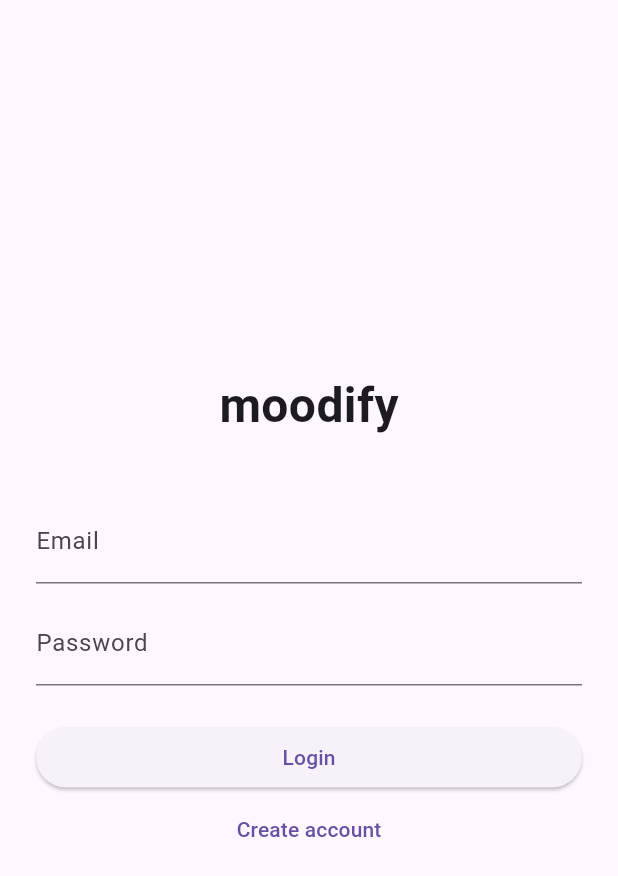
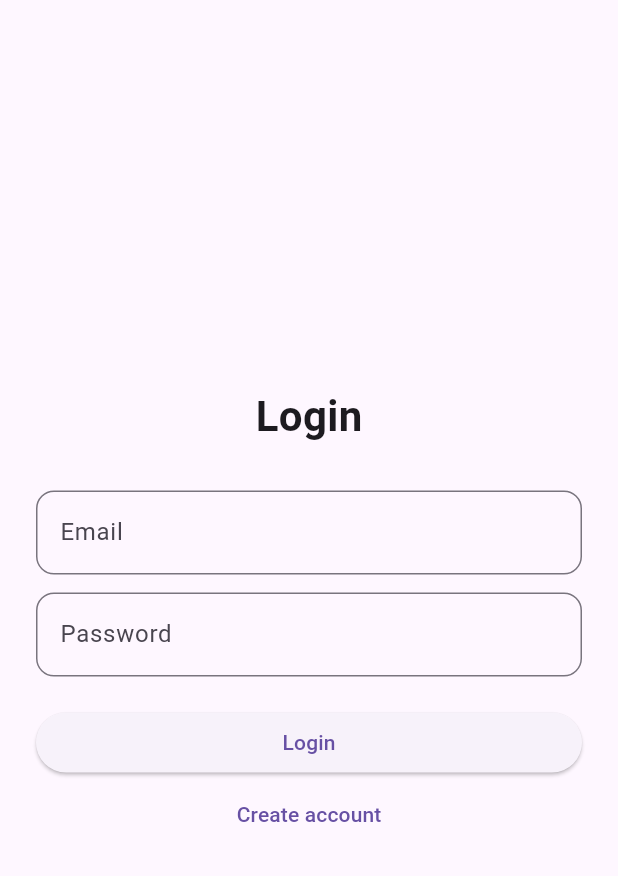
Before and after one commit to marcikow/moodify, a Flutter app: the screen it shows after launch, on a phone screen of 412 x 824 dp. Shown: the top 876 px of the screen. Run offline on Flutter 3.47's test engine with Material 3 defaults, Android fonts, the phone set to English and light mode, and no system bars; our stand-ins replace dio, firebase_auth, firebase_core, flutter_riverpod, get_storage, go_router; accounts and stored records are empty.

Commit message:
Navbar, minor UI fixes

```diff
--- /dev/null
+++ b/lib/core/utils/time_utils.dart
@@ -0,0 +1,6 @@
+String formatDuration(int seconds) {
+  final minutes = seconds ~/ 60;
+  final secs = seconds % 60;
+
+  return '${minutes.toString()}:${secs.toString().padLeft(2, '0')}';
+}
--- a/lib/features/album/album_details_screen.dart
+++ b/lib/features/album/album_details_screen.dart
@@ -1,6 +1,7 @@
 import 'package:flutter/material.dart';
 import 'package:flutter_riverpod/flutter_riverpod.dart';
 import '../../core/providers/album_provider.dart';
+import '/core/utils/time_utils.dart';
 
 class AlbumDetailsScreen extends ConsumerWidget {
   final int albumId;
@@ -52,7 +53,7 @@ class AlbumDetailsScreen extends ConsumerWidget {
                       leading: Text("${index + 1}"),
                       title: Text(track['title']),
                       trailing: Text(
-                        "${track['duration']}s",
+                        formatDuration(track['duration']),
                         style: const TextStyle(color: Colors.grey),
                       ),
                     );
--- a/lib/features/auth/presentation/login_screen.dart
+++ b/lib/features/auth/presentation/login_screen.dart
@@ -1,20 +1,31 @@
 import 'package:flutter/material.dart';
-import 'package:flutter_riverpod/flutter_riverpod.dart';
-import '../application/auth_provider.dart';
-import '../presentation/register_screen.dart';
+import 'package:firebase_auth/firebase_auth.dart';
+import 'widgets/auth_field.dart';
+import 'register_screen.dart';
 
-class LoginScreen extends ConsumerStatefulWidget {
+class LoginScreen extends StatefulWidget {
   const LoginScreen({super.key});
 
   @override
-  ConsumerState<LoginScreen> createState() => _LoginScreenState();
+  State<LoginScreen> createState() => _LoginScreenState();
 }
 
-class _LoginScreenState extends ConsumerState<LoginScreen> {
-  final emailController = TextEditingController();
-  final passwordController = TextEditingController();
+class _LoginScreenState extends State<LoginScreen> {
+  final email = TextEditingController();
+  final password = TextEditingController();
 
   bool loading = false;
+
+  Future<void> login() async {
+    setState(() => loading = true);
+
+    await FirebaseAuth.instance.signInWithEmailAndPassword(
+      email: email.text.trim(),
+      password: password.text.trim(),
+    );
+
+    setState(() => loading = false);
+  }
 
   @override
   Widget build(BuildContext context) {
@@ -25,44 +36,28 @@ class _LoginScreenState extends ConsumerState<LoginScreen> {
           mainAxisAlignment: MainAxisAlignment.center,
           children: [
             const Text(
-              "moodify",
-              style: TextStyle(fontSize: 32, fontWeight: FontWeight.bold),
+              "Login",
+              style: TextStyle(fontSize: 28, fontWeight: FontWeight.bold),
             ),
 
-            const SizedBox(height: 40),
+            const SizedBox(height: 30),
 
-            TextField(
-              controller: emailController,
-              decoration: const InputDecoration(labelText: "Email"),
-            ),
+            AuthField(controller: email, label: "Email"),
 
             const SizedBox(height: 12),
 
-            TextField(
-              controller: passwordController,
-              obscureText: true,
-              decoration: const InputDecoration(labelText: "Password"),
+            AuthField(
+              controller: password,
+              label: "Password",
+              obscure: true,
             ),
 
-            const SizedBox(height: 24),
+            const SizedBox(height: 20),
 
             SizedBox(
               width: double.infinity,
               child: ElevatedButton(
-                onPressed: loading
-                    ? null
-                    : () async {
-                  setState(() => loading = true);
-
-                  await ref
-                      .read(authRepositoryProvider)
-                      .signIn(
-                    emailController.text.trim(),
-                    passwordController.text.trim(),
-                  );
-
-                  setState(() => loading = false);
-                },
+                onPressed: loading ? null : login,
                 child: loading
                     ? const CircularProgressIndicator()
                     : const Text("Login"),
--- /dev/null
+++ b/lib/features/auth/presentation/widgets/auth_field.dart
@@ -0,0 +1,28 @@
+import 'package:flutter/material.dart';
+
+class AuthField extends StatelessWidget {
+  final TextEditingController controller;
+  final String label;
+  final bool obscure;
+
+  const AuthField({
+    super.key,
+    required this.controller,
+    required this.label,
+    this.obscure = false,
+  });
+
+  @override
+  Widget build(BuildContext context) {
+    return TextField(
+      controller: controller,
+      obscureText: obscure,
+      decoration: InputDecoration(
+        labelText: label,
+        border: OutlineInputBorder(
+          borderRadius: BorderRadius.circular(12),
+        ),
+      ),
+    );
+  }
+}
--- a/lib/main.dart
+++ b/lib/main.dart
@@ -1,7 +1,8 @@
 import 'package:flutter/material.dart';
 import 'package:flutter_riverpod/flutter_riverpod.dart';
 import 'package:firebase_core/firebase_core.dart';
-import 'features/auth/presentation/auth_wrapper.dart';
+
+import 'router/app_router.dart';
 
 void main() async {
   WidgetsFlutterBinding.ensureInitialized();
@@ -15,9 +16,9 @@ class MyApp extends StatelessWidget {
 
   @override
   Widget build(BuildContext context) {
-    return const MaterialApp(
+    return MaterialApp.router(
       debugShowCheckedModeBanner: false,
-      home: AuthWrapper(),
+      routerConfig: appRouter,
     );
   }
 }
--- a/lib/router/app_router.dart
+++ b/lib/router/app_router.dart
@@ -1,16 +1,41 @@
 import 'package:flutter/material.dart';
 import 'package:go_router/go_router.dart';
+import 'package:firebase_auth/firebase_auth.dart';
 
 import '../features/home/home_screen.dart';
 import '../features/search/search_screen.dart';
 import '../features/album/album_screen.dart';
 import '../features/album/album_details_screen.dart';
 
+import '../features/auth/presentation/login_screen.dart';
+import '../features/auth/presentation/register_screen.dart';
+
 final _rootNavigatorKey = GlobalKey<NavigatorState>();
 
 final GoRouter appRouter = GoRouter(
   navigatorKey: _rootNavigatorKey,
   initialLocation: '/',
+
+  redirect: (context, state) {
+    final user = FirebaseAuth.instance.currentUser;
+
+    final isAuthRoute =
+        state.matchedLocation == '/login' ||
+            state.matchedLocation == '/register';
+
+    // jeśli NIE zalogowany → tylko login/register
+    if (user == null && !isAuthRoute) {
+      return '/login';
+    }
+
+    // jeśli zalogowany → nie pozwalaj wrócić do login/register
+    if (user != null && isAuthRoute) {
+      return '/';
+    }
+
+    return null;
+  },
+
   routes: [
     ShellRoute(
       builder: (context, state, child) {
@@ -70,6 +95,15 @@ final GoRouter appRouter = GoRouter(
         ),
       ],
     ),
+
+    GoRoute(
+      path: '/login',
+      builder: (context, state) => const LoginScreen(),
+    ),
+    GoRoute(
+      path: '/register',
+      builder: (context, state) => const RegisterScreen(),
+    ),
   ],
 );
 
```
Also changed, not shown: lib/features/album/widgets/album_card.dart (+17 -10 lines), lib/features/auth/presentation/register_screen.dart (+30 -38 lines), lib/features/search/search_screen.dart (+7 -0 lines).
